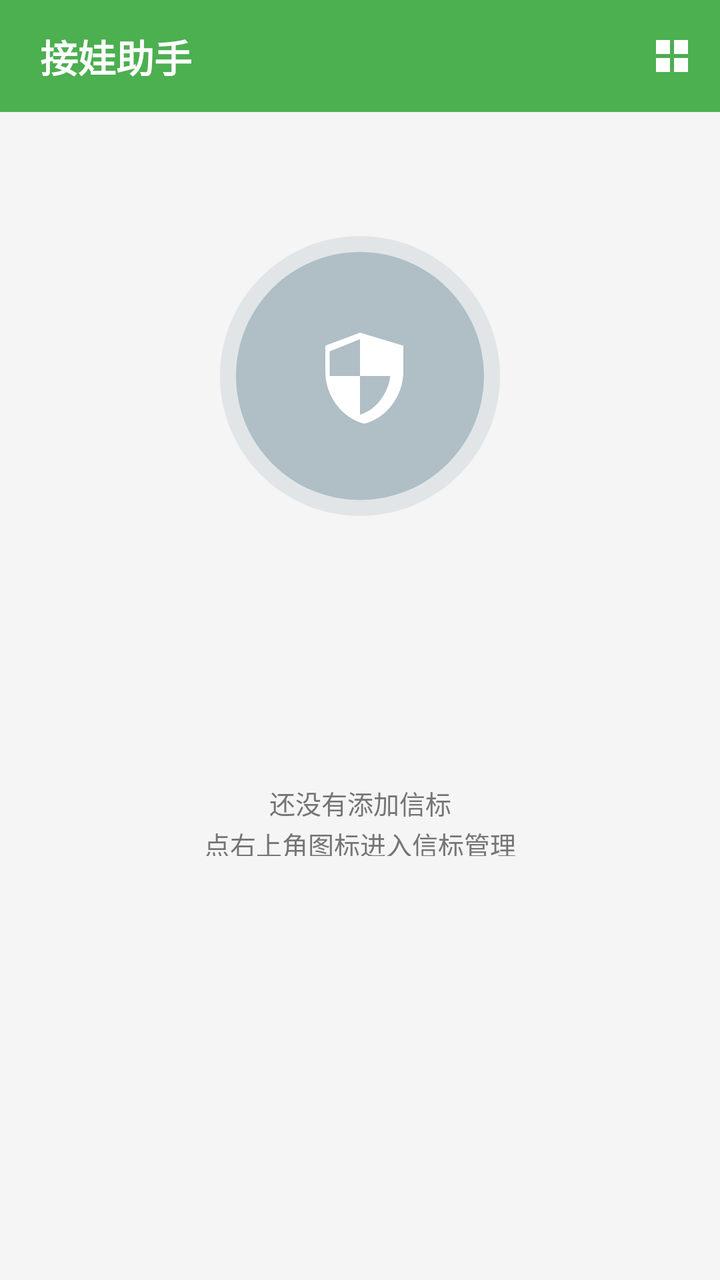
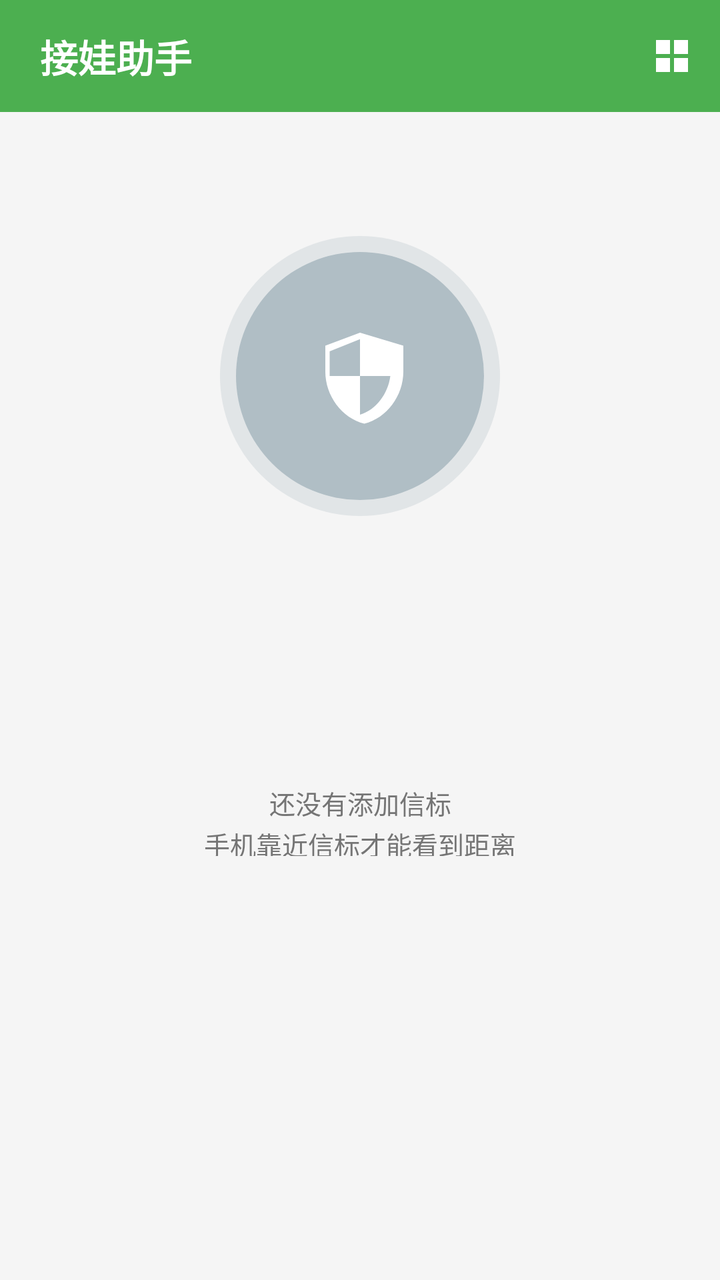

Compare the two renders of this Android layout. The source of the first and the diff that turns it into the second are given below.
<!-- AndroidManifest.xml: application theme Theme.KidLink -->
<!-- res/layout/activity_main.xml -->
<?xml version="1.0" encoding="utf-8"?>
<FrameLayout xmlns:android="http://schemas.android.com/apk/res/android"
    xmlns:app="http://schemas.android.com/apk/res-auto"
    android:layout_width="match_parent"
    android:layout_height="match_parent"
    android:background="@color/bg_main">

    <LinearLayout
        android:layout_width="match_parent"
        android:layout_height="match_parent"
        android:orientation="vertical"
        android:background="@color/bg_main">

        <com.google.android.material.appbar.MaterialToolbar
            android:id="@+id/toolbar"
            android:layout_width="match_parent"
            android:layout_height="?attr/actionBarSize"
            android:background="@color/primary"
            app:contentInsetStart="0dp"
            app:menu="@menu/menu_main">

            
            <TextView
                android:id="@+id/txt_title"
                android:layout_width="wrap_content"
                android:layout_height="match_parent"
                android:gravity="center_vertical"
                android:paddingStart="20dp"
                android:paddingEnd="16dp"
                android:text="@string/app_name"
                android:textColor="@color/white"
                android:textSize="19sp"
                android:textStyle="bold"
                android:background="?attr/selectableItemBackground" />
        </com.google.android.material.appbar.MaterialToolbar>

        <LinearLayout
            android:id="@+id/layout_status"
            android:layout_width="match_parent"
            android:layout_height="0dp"
            android:layout_weight="1"
            android:orientation="vertical">

            
            <LinearLayout
                android:id="@+id/panel_1"
                android:layout_width="match_parent"
                android:layout_height="0dp"
                android:layout_weight="1"
                android:orientation="vertical"
                android:gravity="center"
                android:paddingStart="24dp"
                android:paddingEnd="24dp"
                android:paddingBottom="150dp">

                <FrameLayout
                    android:id="@+id/circle_container"
                    android:layout_width="140dp"
                    android:layout_height="140dp">

                    <View
                        android:id="@+id/circle_bg"
                        android:layout_width="match_parent"
                        android:layout_height="match_parent"
                        android:background="@drawable/bg_circle_gray" />

                    <ImageView
                        android:id="@+id/img_beacon"
                        android:layout_width="52dp"
                        android:layout_height="52dp"
                        android:layout_gravity="center"
                        android:src="@drawable/ic_beacon"
                        android:contentDescription="@string/app_name"
                        app:tint="@color/white" />
                </FrameLayout>

                <TextView
                    android:id="@+id/txt_beacon_name"
                    android:layout_width="match_parent"
                    android:layout_height="28dp"
                    android:layout_marginTop="18dp"
                    android:gravity="center"
                    android:maxLines="1"
                    android:ellipsize="end"
                    android:textSize="19sp"
                    android:textStyle="bold"
                    android:textColor="@color/text_primary" />

                
                <TextView
                    android:id="@+id/txt_sub"
                    android:layout_width="match_parent"
                    android:layout_height="18dp"
                    android:layout_marginTop="2dp"
                    android:gravity="center"
                    android:maxLines="1"
                    android:ellipsize="end"
                    android:textSize="12sp"
                    android:textColor="@color/text_secondary" />

                <TextView
                    android:id="@+id/txt_distance"
                    android:layout_width="match_parent"
                    android:layout_height="42dp"
                    android:layout_marginTop="2dp"
                    android:gravity="center"
                    android:textSize="30sp"
                    android:textStyle="bold"
                    android:textColor="@color/primary"
                    android:visibility="invisible" />

                <LinearLayout
                    android:id="@+id/row_signal"
                    android:layout_width="match_parent"
                    android:layout_height="20dp"
                    android:layout_marginTop="2dp"
                    android:orientation="horizontal"
                    android:gravity="center"
                    android:visibility="invisible">

                    <ImageView
                        android:layout_width="14dp"
                        android:layout_height="14dp"
                        android:src="@drawable/ic_signal_bars"
                        android:contentDescription="@string/app_name"
                        app:tint="@color/text_secondary" />

                    <TextView
                        android:id="@+id/txt_rssi"
                        android:layout_width="wrap_content"
                        android:layout_height="wrap_content"
                        android:layout_marginStart="6dp"
                        android:textSize="13sp"
                        android:textColor="@color/text_secondary" />
                </LinearLayout>

                <TextView
                    android:id="@+id/txt_state"
                    android:layout_width="match_parent"
                    android:layout_height="36dp"
                    android:layout_marginTop="2dp"
                    android:gravity="center"
                    android:textSize="13sp"
                    android:textColor="@color/text_secondary"
                    android:lineSpacingExtra="2dp"
                    android:text="@string/no_beacon_selected" />
            </LinearLayout>

            <View
                android:id="@+id/divider_h"
                android:layout_width="match_parent"
                android:layout_height="1dp"
                android:layout_marginStart="40dp"
                android:layout_marginEnd="40dp"
                android:background="@color/divider"
                android:visibility="gone" />

            
            <LinearLayout
                android:id="@+id/panel_2"
                android:layout_width="match_parent"
                android:layout_height="0dp"
                android:layout_weight="1"
                android:orientation="vertical"
                android:gravity="center"
                android:paddingStart="24dp"
                android:paddingEnd="24dp"
                android:paddingBottom="150dp"
                android:visibility="gone">

                <FrameLayout
                    android:id="@+id/circle_container_2"
                    android:layout_width="140dp"
                    android:layout_height="140dp">

                    <View
                        android:id="@+id/circle_bg_2"
                        android:layout_width="match_parent"
                        android:layout_height="match_parent"
                        android:background="@drawable/bg_circle_gray" />

                    <ImageView
                        android:id="@+id/img_beacon_2"
                        android:layout_width="52dp"
                        android:layout_height="52dp"
                        android:layout_gravity="center"
                        android:src="@drawable/ic_beacon"
                        android:contentDescription="@string/app_name"
                        app:tint="@color/white" />
                </FrameLayout>

                <TextView
                    android:id="@+id/txt_beacon_name_2"
                    android:layout_width="match_parent"
                    android:layout_height="28dp"
                    android:layout_marginTop="18dp"
                    android:gravity="center"
                    android:maxLines="1"
                    android:ellipsize="end"
                    android:textSize="19sp"
                    android:textStyle="bold"
                    android:textColor="@color/text_primary" />

                
                <TextView
                    android:id="@+id/txt_sub_2"
                    android:layout_width="match_parent"
                    android:layout_height="18dp"
                    android:layout_marginTop="2dp"
                    android:gravity="center"
                    android:maxLines="1"
                    android:ellipsize="end"
                    android:textSize="12sp"
                    android:textColor="@color/text_secondary" />

                <TextView
                    android:id="@+id/txt_distance_2"
                    android:layout_width="match_parent"
                    android:layout_height="42dp"
                    android:layout_marginTop="2dp"
                    android:gravity="center"
                    android:textSize="30sp"
                    android:textStyle="bold"
                    android:textColor="@color/primary"
                    android:visibility="invisible" />

                <LinearLayout
                    android:id="@+id/row_signal_2"
                    android:layout_width="match_parent"
                    android:layout_height="20dp"
                    android:layout_marginTop="2dp"
                    android:orientation="horizontal"
                    android:gravity="center"
                    android:visibility="invisible">

                    <ImageView
                        android:layout_width="14dp"
                        android:layout_height="14dp"
                        android:src="@drawable/ic_signal_bars"
                        android:contentDescription="@string/app_name"
                        app:tint="@color/text_secondary" />

                    <TextView
                        android:id="@+id/txt_rssi_2"
                        android:layout_width="wrap_content"
                        android:layout_height="wrap_content"
                        android:layout_marginStart="6dp"
                        android:textSize="13sp"
                        android:textColor="@color/text_secondary" />
                </LinearLayout>

                <TextView
                    android:id="@+id/txt_state_2"
                    android:layout_width="match_parent"
                    android:layout_height="36dp"
                    android:layout_marginTop="2dp"
                    android:gravity="center"
                    android:textSize="13sp"
                    android:textColor="@color/text_secondary"
                    android:lineSpacingExtra="2dp" />
            </LinearLayout>

            <View
                android:id="@+id/divider_h_2"
                android:layout_width="match_parent"
                android:layout_height="1dp"
                android:layout_marginStart="40dp"
                android:layout_marginEnd="40dp"
                android:background="@color/divider"
                android:visibility="gone" />

            
            <LinearLayout
                android:id="@+id/panel_3"
                android:layout_width="match_parent"
                android:layout_height="0dp"
                android:layout_weight="1"
                android:orientation="vertical"
                android:gravity="center"
                android:paddingStart="24dp"
                android:paddingEnd="24dp"
                android:paddingBottom="150dp"
                android:visibility="gone">

                <FrameLayout
                    android:id="@+id/circle_container_3"
                    android:layout_width="140dp"
                    android:layout_height="140dp">

                    <View
                        android:id="@+id/circle_bg_3"
                        android:layout_width="match_parent"
                        android:layout_height="match_parent"
                        android:background="@drawable/bg_circle_gray" />

                    <ImageView
                        android:id="@+id/img_beacon_3"
                        android:layout_width="52dp"
                        android:layout_height="52dp"
                        android:layout_gravity="center"
                        android:src="@drawable/ic_beacon"
                        android:contentDescription="@string/app_name"
                        app:tint="@color/white" />
                </FrameLayout>

                <TextView
                    android:id="@+id/txt_beacon_name_3"
                    android:layout_width="match_parent"
                    android:layout_height="28dp"
                    android:layout_marginTop="18dp"
                    android:gravity="center"
                    android:maxLines="1"
                    android:ellipsize="end"
                    android:textSize="19sp"
                    android:textStyle="bold"
                    android:textColor="@color/text_primary" />

                
                <TextView
                    android:id="@+id/txt_sub_3"
                    android:layout_width="match_parent"
                    android:layout_height="18dp"
                    android:layout_marginTop="2dp"
                    android:gravity="center"
                    android:maxLines="1"
                    android:ellipsize="end"
                    android:textSize="12sp"
                    android:textColor="@color/text_secondary" />

                <TextView
                    android:id="@+id/txt_distance_3"
                    android:layout_width="match_parent"
                    android:layout_height="42dp"
                    android:layout_marginTop="2dp"
                    android:gravity="center"
                    android:textSize="30sp"
                    android:textStyle="bold"
                    android:textColor="@color/primary"
                    android:visibility="invisible" />

                <LinearLayout
                    android:id="@+id/row_signal_3"
                    android:layout_width="match_parent"
                    android:layout_height="20dp"
                    android:layout_marginTop="2dp"
                    android:orientation="horizontal"
                    android:gravity="center"
                    android:visibility="invisible">

                    <ImageView
                        android:layout_width="14dp"
                        android:layout_height="14dp"
                        android:src="@drawable/ic_signal_bars"
                        android:contentDescription="@string/app_name"
                        app:tint="@color/text_secondary" />

                    <TextView
                        android:id="@+id/txt_rssi_3"
                        android:layout_width="wrap_content"
                        android:layout_height="wrap_content"
                        android:layout_marginStart="6dp"
                        android:textSize="13sp"
                        android:textColor="@color/text_secondary" />
                </LinearLayout>

                <TextView
                    android:id="@+id/txt_state_3"
                    android:layout_width="match_parent"
                    android:layout_height="36dp"
                    android:layout_marginTop="2dp"
                    android:gravity="center"
                    android:textSize="13sp"
                    android:textColor="@color/text_secondary"
                    android:lineSpacingExtra="2dp" />
            </LinearLayout>

        </LinearLayout>
    </LinearLayout>

    

</FrameLayout>
<!-- resources referenced by this layout -->
<resources>
  <color name="bg_main">#FFF5F5F5</color>
  <color name="divider">#FFE0E0E0</color>
  <color name="primary">#FF4CAF50</color>
  <color name="text_primary">#FF212121</color>
  <color name="text_secondary">#FF757575</color>
  <color name="white">#FFFFFFFF</color>
  <!-- drawable bg_circle_gray (drawable) -->
  <?xml version="1.0" encoding="utf-8"?>
  <layer-list xmlns:android="http://schemas.android.com/apk/res/android">
      <item>
          <shape android:shape="oval">
              <solid android:color="#3390A4AE" />
          </shape>
      </item>
      <item android:top="8dp" android:bottom="8dp" android:left="8dp" android:right="8dp">
          <shape android:shape="oval">
              <solid android:color="#FFB0BEC5" />
          </shape>
      </item>
  </layer-list>
  <!-- drawable ic_beacon (drawable) -->
  <vector xmlns:android="http://schemas.android.com/apk/res/android"
      android:width="24dp" android:height="24dp"
      android:viewportWidth="24" android:viewportHeight="24"
      android:tint="@color/white">
      <path android:fillColor="@android:color/white"
          android:pathData="M12,2L4,5v6c0,5.55 3.84,10.74 9,12c5.16,-1.26 9,-6.45 9,-12V5L12,2zM12,11.99h7c-0.53,4.12 -3.28,7.79 -7,8.94V12H5V6.3l7,-2.8v8.49z"/>
  </vector>
  <!-- drawable ic_signal_bars (drawable) -->
  <?xml version="1.0" encoding="utf-8"?>
  <vector xmlns:android="http://schemas.android.com/apk/res/android"
      android:width="24dp"
      android:height="24dp"
      android:viewportWidth="24"
      android:viewportHeight="24">
      <path
          android:fillColor="#FF000000"
          android:pathData="M2,20h3v-4H2zM7,20h3v-8H7zM12,20h3v-12h-3zM17,20h3V4h-3z" />
  </vector>
  <string name="app_name">接娃助手</string>
  <string name="no_beacon_selected">还没有添加信标\n点右上角图标进入信标管理</string>
  <style name="Theme.KidLink" parent="Theme.MaterialComponents.Light.NoActionBar">
          <item name="colorPrimary">@color/primary</item>
          <item name="colorPrimaryDark">@color/primary_dark</item>
          <item name="colorAccent">@color/accent</item>
          <item name="android:windowBackground">@color/bg_main</item>
          <item name="android:statusBarColor">@color/primary_dark</item>
      </style>
  <color name="primary_dark">#FF388E3C</color>
  <color name="accent">#FFFFC107</color>
</resources>

<!-- the commit's change to res/layout/activity_main.xml (unified diff, before → after) -->
@@ -144,6 +144,25 @@
                     android:textColor="@color/text_secondary"
                     android:lineSpacingExtra="2dp"
                     android:text="@string/no_beacon_selected" />
+
+                
+                <TextView
+                    android:id="@+id/btn_empty_add"
+                    android:layout_width="wrap_content"
+                    android:layout_height="wrap_content"
+                    android:layout_marginTop="14dp"
+                    android:background="@drawable/bg_btn_primary"
+                    android:clickable="true"
+                    android:focusable="true"
+                    android:paddingStart="26dp"
+                    android:paddingEnd="26dp"
+                    android:paddingTop="13dp"
+                    android:paddingBottom="13dp"
+                    android:text="@string/main_empty_add"
+                    android:textColor="@color/white"
+                    android:textSize="15sp"
+                    android:textStyle="bold"
+                    android:visibility="gone" />
             </LinearLayout>
 
             <View
<!-- resource entries referenced after the edit -->
@@ -6,6 +6,12 @@
   <color name="text_primary">#FF212121</color>
   <color name="text_secondary">#FF757575</color>
   <color name="white">#FFFFFFFF</color>
+  <!-- drawable bg_btn_primary (drawable) -->
+  <?xml version="1.0" encoding="utf-8"?>
+  <shape xmlns:android="http://schemas.android.com/apk/res/android" android:shape="rectangle">
+      <solid android:color="@color/primary" />
+      <corners android:radius="24dp" />
+  </shape>
   <!-- drawable bg_circle_gray (drawable) -->
   <?xml version="1.0" encoding="utf-8"?>
   <layer-list xmlns:android="http://schemas.android.com/apk/res/android">
@@ -40,7 +46,8 @@
           android:pathData="M2,20h3v-4H2zM7,20h3v-8H7zM12,20h3v-12h-3zM17,20h3V4h-3z" />
   </vector>
   <string name="app_name">接娃助手</string>
-  <string name="no_beacon_selected">还没有添加信标\n点右上角图标进入信标管理</string>
+  <string name="main_empty_add">＋ 添加信标</string>
+  <string name="no_beacon_selected">还没有添加信标\n手机靠近信标才能看到距离</string>
   <style name="Theme.KidLink" parent="Theme.MaterialComponents.Light.NoActionBar">
           <item name="colorPrimary">@color/primary</item>
           <item name="colorPrimaryDark">@color/primary_dark</item>
